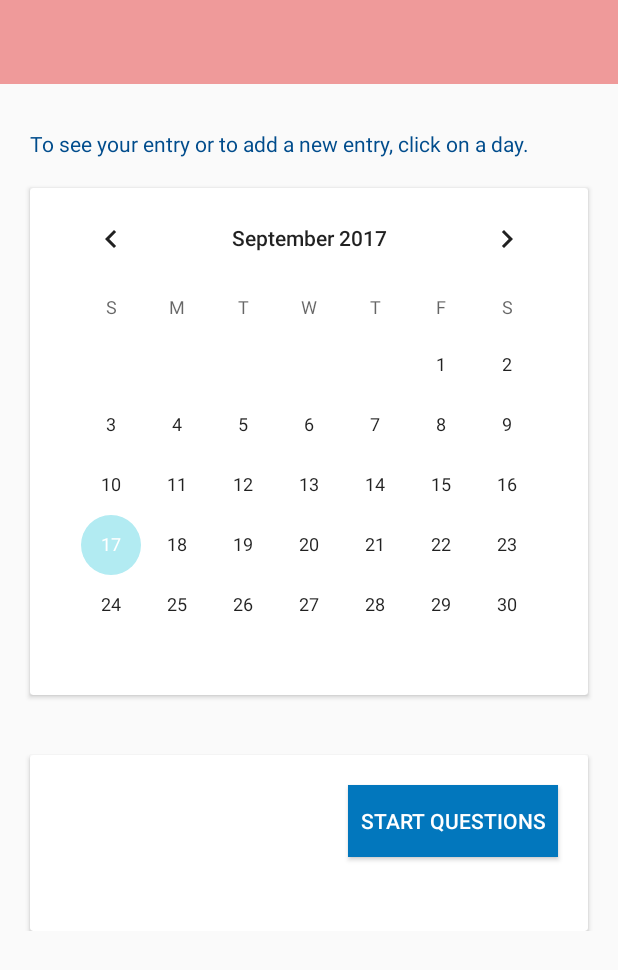
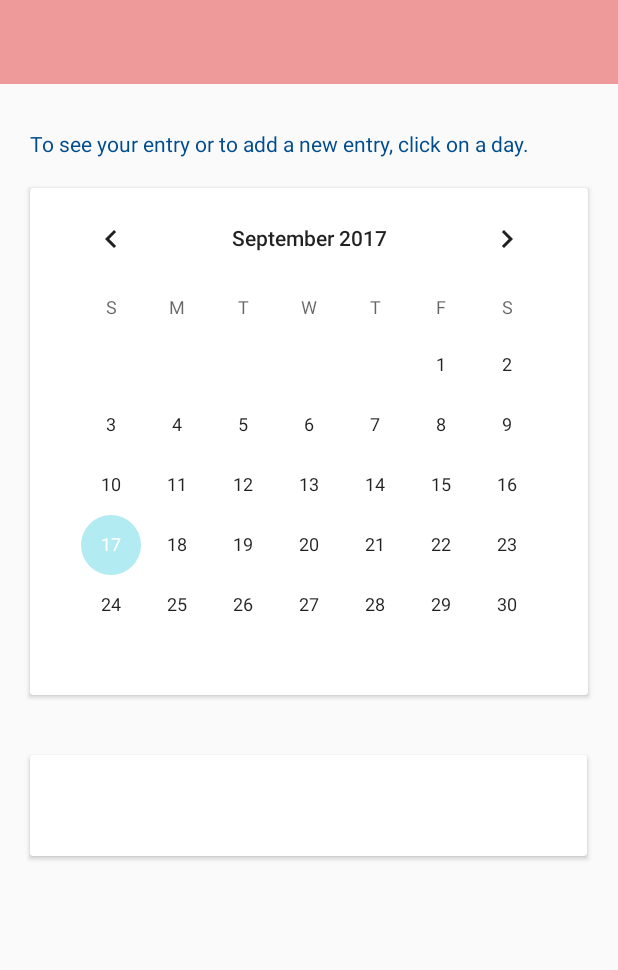
Before and after one commit to CampbellOwen/OneDayAtaTime, an Android app: the layout overview_layout.xml on its own in the app's theme, with its tools: preview values and no code run, on a phone screen of 412 x 824 dp. Shown: the top 970 px of the screen. Run offline under Robolectric (Android 15) with nearby library versions, the phone set to English and light mode, and no system bars.

```diff
--- a/app/src/main/java/com/hoobleooble/onedayatatime/MainActivity.java
+++ b/app/src/main/java/com/hoobleooble/onedayatatime/MainActivity.java
@@ -15,6 +15,7 @@ import android.view.Menu;
 import android.view.MenuItem;
 import android.view.ViewParent;
 import android.widget.EditText;
+import android.widget.ListView;
 
 import com.hoobleooble.onedayatatime.Model.Answer;
 import com.hoobleooble.onedayatatime.Model.DbHelper;
@@ -43,7 +44,6 @@ public class MainActivity extends AppCompatActivity {
         rv = (RecyclerView) findViewById(R.id.rv);
         LinearLayoutManager llm = new LinearLayoutManager(this);
         rv.setLayoutManager(llm);
-
         final QuestionsPresenter presenter = new QuestionsPresenter(this);
 
          adapter = new RVAdapter(presenter, new ClickListener() {
@@ -77,8 +77,6 @@ public class MainActivity extends AppCompatActivity {
         });
         rv.setAdapter(adapter);
 
-        //dbHelper.onUpgrade(db, 1, 1);
-
         //Question question = Question.Create(db, 2, 1, "Did you eat breakfast?", "bool");
 
         //Question question = new Question(dbHelper.getReadableDatabase(), 2);
--- a/app/src/main/java/com/hoobleooble/onedayatatime/Presenter/QuestionsPresenter.java
+++ b/app/src/main/java/com/hoobleooble/onedayatatime/Presenter/QuestionsPresenter.java
@@ -73,8 +73,9 @@ public class QuestionsPresenter {
         if( nextQid == -1 ){
             //question time is OVER
             //switch to da overview
-            Intent intent = new Intent(viewContext, Overview_Main.class);
-            viewContext.startActivity(intent);
+            viewContext.finish();
+            //Intent intent = new Intent(viewContext, Overview_Main.class);
+            //viewContext.startActivity(intent);
         }
         else {
             questions.add(masterQuestions.get(nextQid));
--- a/app/src/main/java/com/hoobleooble/onedayatatime/Presenter/RVAdapter.java
+++ b/app/src/main/java/com/hoobleooble/onedayatatime/Presenter/RVAdapter.java
@@ -81,6 +81,7 @@ public class RVAdapter extends RecyclerView.Adapter<RecyclerView.ViewHolder>
             case 2:
                 QuestionStringViewHolder qivh = (QuestionStringViewHolder)holder;
                 qivh.answer.setInputType(InputType.TYPE_CLASS_NUMBER);
+                qivh.answer.setText("");
             case 1:
             default:
                 QuestionStringViewHolder qsvh = (QuestionStringViewHolder)holder;
--- a/app/src/main/java/com/hoobleooble/onedayatatime/Utilities/ParagraphGenerator.java
+++ b/app/src/main/java/com/hoobleooble/onedayatatime/Utilities/ParagraphGenerator.java
@@ -28,6 +28,9 @@ public class ParagraphGenerator {
     public Truss generate(HashMap<Integer, Answer> answers)
     {
         Truss sb = new Truss();
+        if( answers.isEmpty()){
+            return sb;
+        }
         sb.append(context.getText(R.string.hardcoded_madlibs_1));
         Answer ans;
 
--- a/app/src/main/java/com/hoobleooble/onedayatatime/Utilities/RatingConverter.java
+++ b/app/src/main/java/com/hoobleooble/onedayatatime/Utilities/RatingConverter.java
@@ -67,7 +67,7 @@ public class RatingConverter {
                     case 10:
                         return "very healthily";
                     default:
-                        return "food";
+                        return "nothing";
                 }
 
             case sleep:
--- a/app/src/main/res/layout/overview_layout.xml
+++ b/app/src/main/res/layout/overview_layout.xml
@@ -94,27 +94,14 @@
 
             <android.support.v7.widget.CardView
 
-                android:layout_width="match_parent"
+                android:layout_width="371dp"
                 android:layout_height="wrap_content"
                 android:layout_marginStart="20dp"
-                android:layout_marginEnd="20dp"
-                android:layout_marginTop="20dp">
 
-                <Button
-                    android:id="@+id/startQuestionsButton"
-                    android:layout_height="wrap_content"
-                    android:layout_width="wrap_content"
-                    android:layout_gravity="end"
-                    android:paddingStart="8dp"
-                    android:paddingEnd="8dp"
-                    android:layout_marginEnd="20dp"
-                    android:layout_marginBottom="30dp"
-                    android:layout_marginTop="20dp"
-                    android:background="@color/colorSecondary"
-                    android:textColor="@color/textcoloronSecondary"
-                    android:text="Start Questions">
+                android:layout_marginTop="20dp"
+                android:layout_marginBottom="20dp">
 
-                </Button>
+
             <TextView
                 android:id="@+id/adlib"
                 android:layout_width="match_parent"
@@ -122,7 +109,7 @@
                 android:layout_gravity="start"
                 android:layout_marginStart="20dp"
                 android:layout_marginEnd="20dp"
-                android:layout_marginTop="70dp"
+                android:layout_marginTop="20dp"
                 android:layout_marginBottom="20dp"
                 android:textSize="20sp"
                 android:lineSpacingExtra="15dp"
```
Also changed, not shown: app/src/main/java/com/hoobleooble/onedayatatime/Overview_Main.java (+30 -17 lines), app/src/main/java/com/hoobleooble/onedayatatime/Presenter/OverviewPresenter.java (+13 -10 lines).
